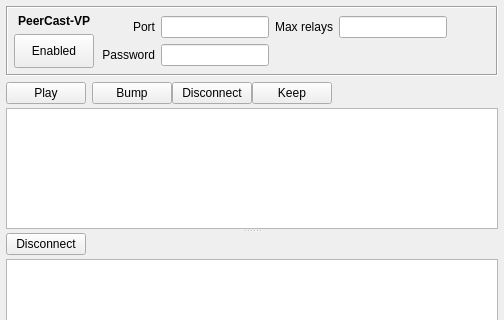
This is ui/qt4/mainform.ui in nelkana/PeerCastIM-Mod as Qt 5 draws it before an edit; both pictures show x 0 to 504 and y 0 to 320 of the 504 by 538 pixel window. The edited form follows.
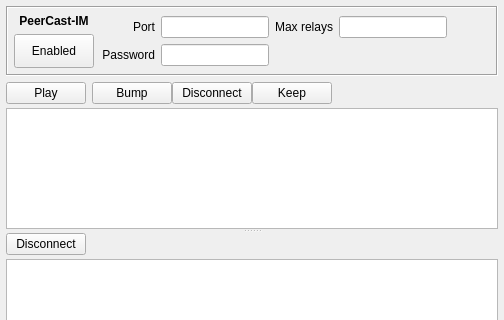
This is the edited form. Custom widgets are drawn as their Qt base class.

Commit message: qt4プロジェクトをビルドできるように修正

Diff of the .ui file:
```diff
--- a/ui/qt4/mainform.ui
+++ b/ui/qt4/mainform.ui
@@ -69,7 +69,7 @@
              </font>
             </property>
             <property name="text">
-             <string> PeerCast-VP </string>
+             <string> PeerCast-IM </string>
             </property>
             <property name="alignment">
              <set>Qt::AlignCenter</set>
```
The commit also changes 1 other file.
